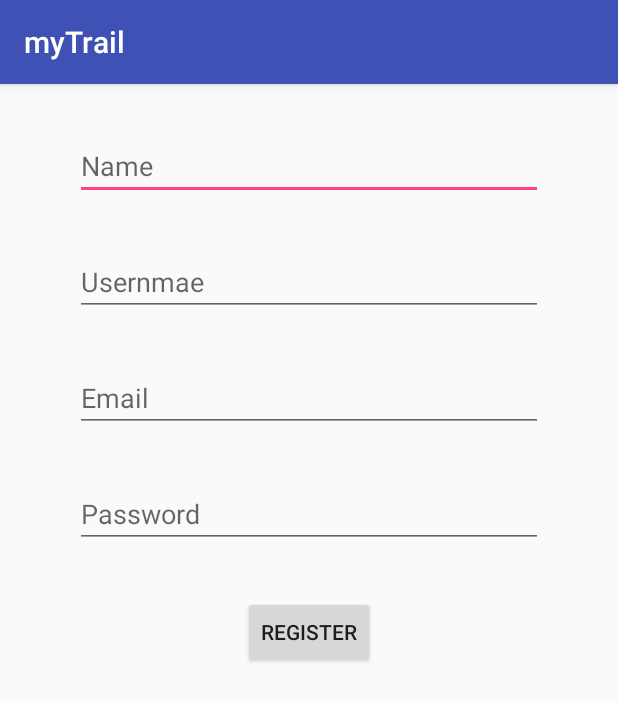
After one commit to ramt19/myTrail, an Android app: the SignUp screen opened directly, with no data from a screen before it, on a phone screen of 412 x 824 dp. The commit adds this screen. Shown: the top 701 px of the screen. Run offline under Robolectric (Android 15) with nearby library versions, the phone set to English and light mode, and no system bars; our stand-ins replace Firebase (no records; nobody signed in at launch, a user with empty details on screens opened directly).

Commit message:
signup done

```diff
--- a/app/src/main/java/com/wip/major/mytrail/LocationSMS.java
+++ b/app/src/main/java/com/wip/major/mytrail/LocationSMS.java
@@ -17,9 +17,9 @@ public class LocationSMS {
 
     protected void checkPermission(){
 
-        if(ContextCompat.checkSelfPermission(this, Manifest.permission.SEND_SMS) != PackageManager.PERMISSION_GRANTED){
-
-        }
+//        if(ContextCompat.checkSelfPermission(this, Manifest.permission.SEND_SMS) != PackageManager.PERMISSION_GRANTED){
+//
+//        }
     }
 
     protected void sendSMS(){
--- /dev/null
+++ b/app/src/main/java/com/wip/major/mytrail/SignUp.java
@@ -0,0 +1,65 @@
+package com.wip.major.mytrail;
+
+import android.content.Intent;
+import android.provider.ContactsContract;
+import android.support.v7.app.AppCompatActivity;
+import android.os.Bundle;
+import android.util.Log;
+import android.view.View;
+import android.widget.Button;
+import android.widget.EditText;
+import android.widget.Toast;
+
+import com.google.firebase.auth.FirebaseAuth;
+import com.google.firebase.auth.FirebaseUser;
+
+public class SignUp extends AppCompatActivity {
+
+    private EditText mName;
+    private EditText mEmail;
+    private EditText mPass;
+    private EditText mUID;
+
+    @Override
+    protected void onCreate(Bundle savedInstanceState) {
+        super.onCreate(savedInstanceState);
+        setContentView(R.layout.activity_sign_up);
+
+        mName = (EditText) findViewById(R.id.name);
+        mEmail = (EditText) findViewById(R.id.email);
+        mPass = (EditText) findViewById(R.id.password);
+        mUID = (EditText) findViewById(R.id.UID);
+
+        Button register = (Button) findViewById(R.id.register);
+
+        register.setOnClickListener(new View.OnClickListener() {
+            @Override
+            public void onClick(View v) {
+                Log.i("singup", "register clicked");
+                attemptSignup();
+            }
+        });
+    }
+
+    private void attemptSignup() {
+        String name = mName.getText().toString().trim();
+        String email = mEmail.getText().toString().trim();
+        String pass = mPass.getText().toString().trim();
+        String uid = mUID.getText().toString().trim();
+        Log.i("signup",email);
+        Toast.makeText(this, email, Toast.LENGTH_SHORT).show();
+        Users mUser = new Users(name, email, pass, uid);
+        mUser.signUp(mUser);
+        FirebaseUser user = FirebaseAuth.getInstance().getCurrentUser();
+        if(user!= null) {
+            Intent mIntent = new Intent(this, Tracking_Window.class);
+            mIntent.putExtra("email", email);
+            mIntent.putExtra("pass", pass);
+            mIntent.putExtra("uid", uid);
+            this.startActivity(mIntent);
+        }
+        else{
+            Toast.makeText(this, "Failed", Toast.LENGTH_SHORT).show();
+        }
+    }
+}
--- /dev/null
+++ b/app/src/main/res/layout/activity_sign_up.xml
@@ -0,0 +1,115 @@
+<?xml version="1.0" encoding="utf-8"?>
+<android.support.constraint.ConstraintLayout xmlns:android="http://schemas.android.com/apk/res/android"
+    xmlns:app="http://schemas.android.com/apk/res-auto"
+    xmlns:tools="http://schemas.android.com/tools"
+    android:layout_width="match_parent"
+    android:layout_height="match_parent"
+    tools:context=".SignUp"
+    tools:layout_editor_absoluteY="25dp">
+
+    <LinearLayout
+        android:id="@+id/linearLayout"
+        android:layout_width="match_parent"
+        android:layout_height="wrap_content"
+        android:layout_marginEnd="50dp"
+        android:layout_marginLeft="50dp"
+        android:layout_marginRight="50dp"
+        android:layout_marginStart="50dp"
+        android:layout_marginTop="32dp"
+        android:orientation="vertical"
+        app:layout_constraintEnd_toEndOf="parent"
+        app:layout_constraintStart_toStartOf="parent"
+        app:layout_constraintTop_toTopOf="parent">
+
+        <EditText
+            android:id="@+id/name"
+            android:layout_width="match_parent"
+            android:layout_height="wrap_content"
+            android:ems="10"
+            android:hint="Name"
+            android:inputType="textPersonName" />
+    </LinearLayout>
+
+    <LinearLayout
+        android:id="@+id/linearLayout2"
+        android:layout_width="match_parent"
+        android:layout_height="wrap_content"
+        android:layout_marginEnd="50dp"
+        android:layout_marginLeft="50dp"
+        android:layout_marginRight="50dp"
+        android:layout_marginStart="50dp"
+        android:layout_marginTop="32dp"
+        android:orientation="vertical"
+        app:layout_constraintEnd_toEndOf="parent"
+        app:layout_constraintHorizontal_bias="0.0"
+        app:layout_constraintStart_toStartOf="parent"
+        app:layout_constraintTop_toBottomOf="@+id/linearLayout5">
+
+        <EditText
+            android:id="@+id/email"
+            android:layout_width="match_parent"
+            android:layout_height="wrap_content"
+            android:ems="10"
+            android:hint="Email"
+            android:inputType="textEmailAddress" />
+    </LinearLayout>
+
+    <LinearLayout
+        android:id="@+id/linearLayout3"
+        android:layout_width="match_parent"
+        android:layout_height="wrap_content"
+        android:layout_marginEnd="50dp"
+        android:layout_marginLeft="50dp"
+        android:layout_marginRight="50dp"
+        android:layout_marginStart="50dp"
+        android:layout_marginTop="32dp"
+        android:orientation="vertical"
+        app:layout_constraintEnd_toEndOf="parent"
+        app:layout_constraintHorizontal_bias="0.0"
+        app:layout_constraintStart_toStartOf="parent"
+        app:layout_constraintTop_toBottomOf="@+id/linearLayout2">
+
+        <EditText
+            android:id="@+id/password"
+            android:layout_width="match_parent"
+            android:layout_height="wrap_content"
+            android:ems="10"
+            android:hint="Password"
+            android:inputType="textPassword" />
+    </LinearLayout>
+
+    <Button
+        android:id="@+id/register"
+        android:layout_width="wrap_content"
+        android:layout_height="wrap_content"
+        android:layout_marginTop="32dp"
+        android:text="Register"
+        app:layout_constraintEnd_toEndOf="parent"
+        app:layout_constraintStart_toStartOf="parent"
+        app:layout_constraintTop_toBottomOf="@+id/linearLayout3" />
+
+    <LinearLayout
+        android:id="@+id/linearLayout5"
+        android:layout_width="0dp"
+        android:layout_height="wrap_content"
+        android:layout_marginEnd="50dp"
+        android:layout_marginLeft="50dp"
+        android:layout_marginRight="50dp"
+        android:layout_marginStart="50dp"
+        android:layout_marginTop="32dp"
+        android:orientation="horizontal"
+        app:layout_constraintEnd_toEndOf="parent"
+        app:layout_constraintStart_toStartOf="parent"
+        app:layout_constraintTop_toBottomOf="@+id/linearLayout">
+
+        <EditText
+            android:id="@+id/UID"
+            android:layout_width="wrap_content"
+            android:layout_height="wrap_content"
+            android:layout_weight="1"
+            android:ems="10"
+            android:hint="Usernmae"
+            android:inputType="textPersonName" />
+    </LinearLayout>
+
+</android.support.constraint.ConstraintLayout>
--- a/app/src/main/res/values/strings.xml
+++ b/app/src/main/res/values/strings.xml
@@ -18,4 +18,5 @@
     <string name="firebase_path" translatable="false">locations</string>
     <string name="firebase_email" translatable="false">ramtiwari.it19@jecrc.ac.in</string>
     <string name="firebase_password" translatable="false">Bmw987987987</string>
+    <string name="title_activity_tracking__window">Map</string>
 </resources>
```
Also changed, not shown: app/build.gradle (+5 -3 lines), app/src/debug/res/values/google_maps_api.xml (added, +26 -0 lines), app/src/main/AndroidManifest.xml (+19 -3 lines), app/src/main/java/com/wip/major/mytrail/LoginActivity.java (+13 -1 lines), app/src/main/java/com/wip/major/mytrail/RealTimeTracking.java (+14 -6 lines), app/src/main/java/com/wip/major/mytrail/StartTracking.java (+16 -1 lines), app/src/main/java/com/wip/major/mytrail/Tracking_Window.java (added, +67 -0 lines), app/src/main/java/com/wip/major/mytrail/Users.java (added, +49 -0 lines), app/src/main/res/layout/activity_login.xml (+12 -0 lines), app/src/main/res/layout/activity_tracking__window.xml (added, +40 -0 lines), 1 other file.
